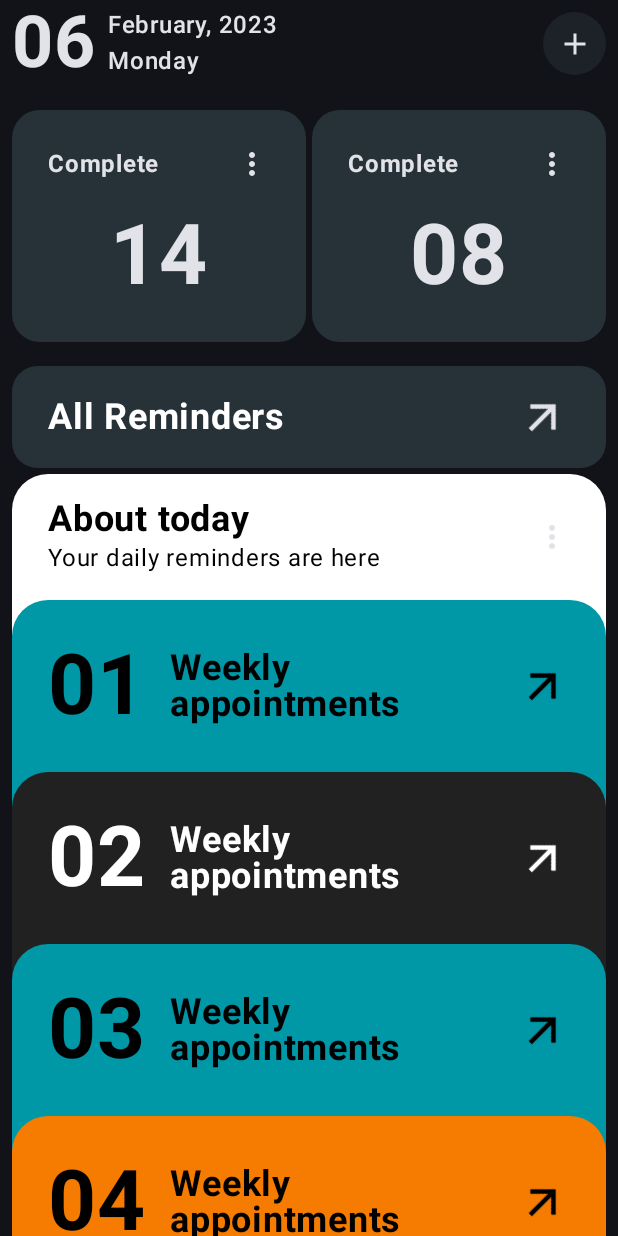
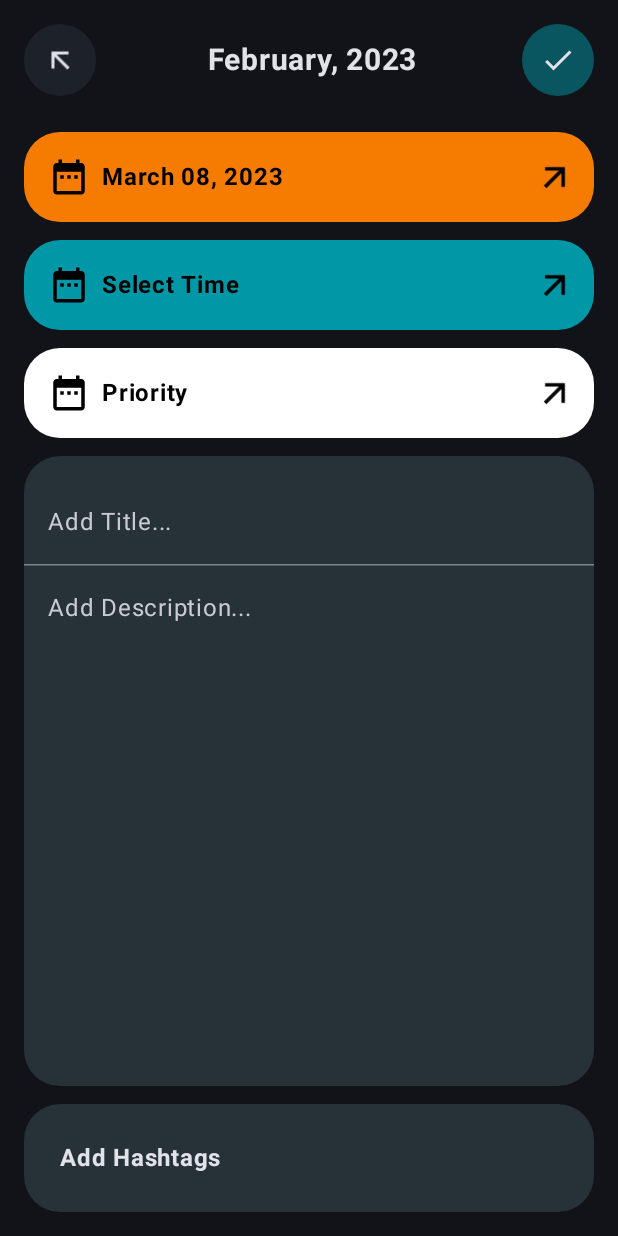
Before and after one commit to Oga-Emma/Reminda, an Android app built with Jetpack Compose: the screen it shows after launch (MainActivity), on a phone screen of 412 x 824 dp. Run offline under Robolectric (Android 15) with nearby library versions, the phone set to English and light mode, and no system bars.

Commit message:
Finished Editor screen UI

```diff
--- a/app/src/main/java/app/seven/reminda/MainActivity.kt
+++ b/app/src/main/java/app/seven/reminda/MainActivity.kt
@@ -8,15 +8,13 @@ import androidx.compose.foundation.layout.fillMaxSize
 import androidx.compose.foundation.layout.padding
 import androidx.compose.material3.Scaffold
 import androidx.compose.ui.Modifier
+import app.seven.reminda.presentation.screens.editorscreen.EditorScreen
 import app.seven.reminda.presentation.theme.RemindaTheme
-import app.seven.reminda.presentation.view.mainscreen.MainScreen
+import app.seven.reminda.presentation.screens.mainscreen.MainScreen
 
 class MainActivity : ComponentActivity() {
     override fun onCreate(savedInstanceState: Bundle?) {
         super.onCreate(savedInstanceState)
-
-//        UiModeManager.
-//        AppCompatDelegate.setDefaultNightMode(AppCompatDelegate.MODE_NIGHT_YES)
 
         enableEdgeToEdge()
         setContent {
@@ -24,7 +22,7 @@ class MainActivity : ComponentActivity() {
                 darkTheme = true
             ) {
                 Scaffold(modifier = Modifier.fillMaxSize()) { innerPadding ->
-                    MainScreen(
+                    EditorScreen(
                         modifier = Modifier.padding(innerPadding)
                     )
                 }
--- a/app/src/main/java/app/seven/reminda/presentation/component/CircularIcon.kt
+++ b/app/src/main/java/app/seven/reminda/presentation/components/CircularIcon.kt
@@ -1,4 +1,4 @@
-package app.seven.reminda.presentation.component
+package app.seven.reminda.presentation.components
 
 import androidx.compose.foundation.background
 import androidx.compose.foundation.layout.Box
@@ -21,6 +21,7 @@ import app.seven.reminda.util.RPreview
 
 @Composable
 fun CircularIcon(
+    modifier: Modifier = Modifier,
     icon: ImageVector,
     contentDescription: String,
     backgroundColor: Color,
@@ -32,11 +33,13 @@ fun CircularIcon(
                 color = backgroundColor.copy(alpha = 0.5f),
                 shape = RoundedCornerShape(50)
             )
-            .size(42.dp)
+            .size(48.dp)
     ) {
         Icon(
-            modifier = Modifier.align(Alignment.Center),
-            imageVector = icon, contentDescription = contentDescription, tint = tint
+            modifier = modifier.align(Alignment.Center),
+            imageVector = icon,
+            contentDescription = contentDescription,
+            tint = tint
         )
     }
 }
--- a/app/src/main/java/app/seven/reminda/presentation/view/mainscreen/components/HeaderArea.kt
+++ b/app/src/main/java/app/seven/reminda/presentation/components/RAppBar.kt
@@ -1,4 +1,4 @@
-package app.seven.reminda.presentation.view.mainscreen.components
+package app.seven.reminda.presentation.components
 
 import androidx.compose.foundation.layout.Box
 import androidx.compose.foundation.layout.Column
@@ -7,40 +7,48 @@ import androidx.compose.foundation.layout.Spacer
 import androidx.compose.foundation.layout.padding
 import androidx.compose.material.icons.Icons
 import androidx.compose.material.icons.filled.Add
+import androidx.compose.material.icons.filled.ArrowBack
+import androidx.compose.material.icons.filled.Check
 import androidx.compose.material3.MaterialTheme
 import androidx.compose.material3.Surface
 import androidx.compose.material3.Text
 import androidx.compose.runtime.Composable
 import androidx.compose.ui.Alignment
 import androidx.compose.ui.Modifier
+import androidx.compose.ui.draw.rotate
 import androidx.compose.ui.text.font.FontWeight
+import androidx.compose.ui.text.style.TextAlign
 import androidx.compose.ui.unit.dp
 import androidx.compose.ui.unit.sp
-import app.seven.reminda.presentation.component.CircularIcon
 import app.seven.reminda.presentation.theme.Pallet
 import app.seven.reminda.presentation.theme.RemindaTheme
 import app.seven.reminda.util.RPreview
 
 @Composable
-fun HeaderArea() {
+fun RAppBar(
+    title: String,
+    trailing: @Composable () -> Unit
+) {
     Box {
         Row(
             verticalAlignment = Alignment.CenterVertically
         ) {
-            Text("06", fontSize = 48.sp, fontWeight = FontWeight.Bold)
-            Spacer(modifier = Modifier.padding(4.dp))
-            Column(
-                modifier = Modifier.weight(1f)
-            ) {
-                Text("February, 2023", fontWeight = FontWeight.SemiBold)
-                Text("Monday", fontWeight = FontWeight.SemiBold)
-            }
-            Spacer(modifier = Modifier.padding(2.dp))
             CircularIcon(
-                icon = Icons.Default.Add,
+                modifier = Modifier.rotate(45f),
+                icon = Icons.Default.ArrowBack,
                 contentDescription = "add icon",
                 backgroundColor = Pallet.blueGrey
             )
+            Spacer(modifier = Modifier.padding(4.dp))
+            Text(
+                modifier = Modifier.weight(1f),
+                text = title,
+                fontWeight = FontWeight.Bold,
+                fontSize = 20.sp,
+                textAlign = TextAlign.Center
+            )
+            Spacer(modifier = Modifier.padding(2.dp))
+            trailing()
         }
     }
 
@@ -48,10 +56,19 @@ fun HeaderArea() {
 
 @RPreview
 @Composable
-fun HeadAreaPreview(){
+fun RAppBarPreview() {
     RemindaTheme {
         Surface(color = MaterialTheme.colorScheme.background) {
-            HeaderArea()
+            RAppBar(
+                title = "February, 2023",
+                trailing = {
+                    CircularIcon(
+                        icon = Icons.Default.Check,
+                        contentDescription = "add icon",
+                        backgroundColor = Pallet.blueGrey
+                    )
+                }
+            )
         }
     }
 }
--- /dev/null
+++ b/app/src/main/java/app/seven/reminda/presentation/components/RColor.kt
@@ -0,0 +1,8 @@
+package app.seven.reminda.presentation.components
+
+import androidx.compose.ui.graphics.Color
+
+data class RColor(
+    val backgroundColor: Color,
+    val fontColor: Color,
+)
--- /dev/null
+++ b/app/src/main/java/app/seven/reminda/presentation/components/TextCard.kt
@@ -0,0 +1,85 @@
+package app.seven.reminda.presentation.components
+
+import androidx.compose.foundation.background
+import androidx.compose.foundation.layout.Box
+import androidx.compose.foundation.layout.Row
+import androidx.compose.foundation.layout.Spacer
+import androidx.compose.foundation.layout.padding
+import androidx.compose.foundation.layout.size
+import androidx.compose.foundation.layout.width
+import androidx.compose.foundation.shape.RoundedCornerShape
+import androidx.compose.material.icons.Icons
+import androidx.compose.material.icons.automirrored.filled.ArrowForward
+import androidx.compose.material.icons.filled.DateRange
+import androidx.compose.material3.Icon
+import androidx.compose.material3.MaterialTheme
+import androidx.compose.material3.Surface
+import androidx.compose.material3.Text
+import androidx.compose.runtime.Composable
+import androidx.compose.ui.Alignment
+import androidx.compose.ui.Modifier
+import androidx.compose.ui.draw.rotate
+import androidx.compose.ui.graphics.Color
+import androidx.compose.ui.graphics.vector.ImageVector
+import androidx.compose.ui.text.font.FontWeight
+import androidx.compose.ui.unit.dp
+import androidx.compose.ui.unit.sp
+import app.seven.reminda.presentation.theme.Pallet
+import app.seven.reminda.presentation.theme.RemindaTheme
+import app.seven.reminda.util.RPreview
+
+@Composable
+fun TextCard(
+    text: String,
+    leadingIcon: ImageVector,
+    color: RColor
+) {
+    Box(
+        modifier = Modifier
+            .background(
+                color = color.backgroundColor,
+                shape = RoundedCornerShape(24.dp)
+            )
+    ) {
+        Row(
+            modifier = Modifier.padding(start = 16.dp, end = 12.dp, bottom = 16.dp, top = 16.dp),
+            verticalAlignment = Alignment.CenterVertically
+        ) {
+            Icon(
+                imageVector = leadingIcon,
+                contentDescription = "",
+                modifier = Modifier.size(28.dp),
+                tint = color.fontColor
+            )
+            Spacer(modifier = Modifier.width(8.dp))
+            Text(
+                text = text, fontWeight = FontWeight.Bold,
+                modifier = Modifier.weight(1f),
+                fontSize = 16.sp,
+                color = color.fontColor
+            )
+            Spacer(modifier = Modifier.width(16.dp))
+            Icon(
+                imageVector = Icons.AutoMirrored.Filled.ArrowForward,
+                contentDescription = "",
+                modifier = Modifier.size(28.dp)
+                    .rotate(-45f),
+                tint = color.fontColor
+            )
+        }
+    }
+}
+
+@Composable
+@RPreview
+fun TextCardPreview(){
+    RemindaTheme {
+        Surface(color = MaterialTheme.colorScheme.background) {
+            TextCard(
+                text = "Test",
+                leadingIcon = Icons.Default.DateRange,
+                color = RColor(backgroundColor = Pallet.cyan, fontColor = Color.Black)
+            )
+        }
+    }
+}
--- /dev/null
+++ b/app/src/main/java/app/seven/reminda/presentation/screens/completedscreen/CompletedScreen.kt
@@ -0,0 +1,4 @@
+package app.seven.reminda.presentation.screens.completedscreen
+
+class CompletedScreen {
+}
--- /dev/null
+++ b/app/src/main/java/app/seven/reminda/presentation/screens/editorscreen/EditorScreen.kt
@@ -0,0 +1,141 @@
+package app.seven.reminda.presentation.screens.editorscreen
+
+import androidx.compose.foundation.background
+import androidx.compose.foundation.layout.Box
+import androidx.compose.foundation.layout.Column
+import androidx.compose.foundation.layout.Spacer
+import androidx.compose.foundation.layout.fillMaxWidth
+import androidx.compose.foundation.layout.padding
+import androidx.compose.foundation.layout.size
+import androidx.compose.foundation.shape.RoundedCornerShape
+import androidx.compose.material.icons.Icons
+import androidx.compose.material.icons.filled.Check
+import androidx.compose.material.icons.filled.DateRange
+import androidx.compose.material3.HorizontalDivider
+import androidx.compose.material3.MaterialTheme
+import androidx.compose.material3.Surface
+import androidx.compose.material3.Text
+import androidx.compose.material3.TextField
+import androidx.compose.material3.TextFieldDefaults
+import androidx.compose.runtime.Composable
+import androidx.compose.runtime.getValue
+import androidx.compose.runtime.mutableStateOf
+import androidx.compose.runtime.remember
+import androidx.compose.runtime.setValue
+import androidx.compose.ui.Modifier
+import androidx.compose.ui.graphics.Color
+import androidx.compose.ui.text.font.FontWeight
+import androidx.compose.ui.unit.dp
+import app.seven.reminda.presentation.components.CircularIcon
+import app.seven.reminda.presentation.components.RAppBar
+import app.seven.reminda.presentation.components.RColor
+import app.seven.reminda.presentation.components.TextCard
+import app.seven.reminda.presentation.theme.Pallet
+import app.seven.reminda.presentation.theme.RemindaTheme
+import app.seven.reminda.util.RPreview
+
+@Composable
+fun EditorScreen(
+    modifier: Modifier = Modifier
+) {
+    var title by remember { mutableStateOf("") }
+    var description by remember { mutableStateOf("") }
+
+    Column(
+        modifier = modifier.padding(16.dp)
+    ) {
+        RAppBar(
+            title = "February, 2023",
+            trailing = {
+                CircularIcon(
+                    icon = Icons.Default.Check,
+                    contentDescription = "add icon",
+                    backgroundColor = Pallet.cyan
+                )
+            }
+        )
+        Spacer(modifier = Modifier.size(24.dp))
+        TextCard(
+            text = "March 08, 2023",
+            leadingIcon = Icons.Default.DateRange,
+            color = RColor(backgroundColor = Pallet.orange, fontColor = Color.Black)
+        )
+        Spacer(modifier = Modifier.size(12.dp))
+        TextCard(
+            text = "Select Time",
+            leadingIcon = Icons.Default.DateRange,
+            color = RColor(backgroundColor = Pallet.cyan, fontColor = Color.Black)
+        )
+        Spacer(modifier = Modifier.size(12.dp))
+        TextCard(
+            text = "Priority",
+            leadingIcon = Icons.Default.DateRange,
+            color = RColor(backgroundColor = Color.White, fontColor = Color.Black)
+        )
+        Spacer(modifier = Modifier.size(12.dp))
+        Box(
+            modifier = Modifier
+                .weight(1f)
+                .background(
+                    color = Pallet.blueGrey,
+                    shape = RoundedCornerShape(24.dp)
+                )
+        ) {
+            Column(
+                modifier = Modifier.padding(vertical = 16.dp)
+            ) {
+                val color = TextFieldDefaults.colors(
+                    focusedIndicatorColor = Color.Transparent,
+                    unfocusedIndicatorColor = Color.Transparent,
+                    disabledIndicatorColor = Color.Transparent,
+                    focusedContainerColor = Color.Transparent,
+                    unfocusedContainerColor = Color.Transparent,
+                )
+                TextField(
+                    modifier = Modifier.fillMaxWidth(),
+                    colors = color,
+                    value = title,
+                    placeholder = {
+                        Text("Add Title...")
+                    },
+                    onValueChange = { title = it }
+                )
+                HorizontalDivider()
+                TextField(
+                    modifier = Modifier.fillMaxWidth(),
+                    value = description,
+                    colors = color,
+                    placeholder = {
+                        Text("Add Description...")
+                    },
+                    onValueChange = { description = it }
+                )
+            }
+        }
+        Spacer(modifier = Modifier.size(12.dp))
+        Box(
+            modifier = Modifier
+                .background(
+                    color = Pallet.blueGrey,
+                    shape = RoundedCornerShape(24.dp)
+                ).fillMaxWidth()
+        ) {
+            Column(
+                modifier = Modifier.padding(24.dp)
+            ) {
+                Text("Add Hashtags", fontWeight = FontWeight.Bold)
+            }
+        }
+    }
+}
+
+@RPreview
+@Composable
+fun EditorScreenPreview() {
+    RemindaTheme {
+        Surface(color = MaterialTheme.colorScheme.background) {
+
+            EditorScreen()
+        }
+    }
+}
--- /dev/null
+++ b/app/src/main/java/app/seven/reminda/presentation/screens/mainscreen/components/HeaderArea.kt
@@ -0,0 +1,57 @@
+package app.seven.reminda.presentation.screens.mainscreen.components
+
+import androidx.compose.foundation.layout.Box
+import androidx.compose.foundation.layout.Column
+import androidx.compose.foundation.layout.Row
+import androidx.compose.foundation.layout.Spacer
+import androidx.compose.foundation.layout.padding
+import androidx.compose.material.icons.Icons
+import androidx.compose.material.icons.filled.Add
+import androidx.compose.material3.MaterialTheme
+import androidx.compose.material3.Surface
+import androidx.compose.material3.Text
+import androidx.compose.runtime.Composable
+import androidx.compose.ui.Alignment
+import androidx.compose.ui.Modifier
+import androidx.compose.ui.text.font.FontWeight
+import androidx.compose.ui.unit.dp
+import androidx.compose.ui.unit.sp
+import app.seven.reminda.presentation.components.CircularIcon
+import app.seven.reminda.presentation.theme.Pallet
+import app.seven.reminda.presentation.theme.RemindaTheme
+import app.seven.reminda.util.RPreview
+
+@Composable
+fun HeaderArea() {
+    Box {
+        Row(
+            verticalAlignment = Alignment.CenterVertically
+        ) {
+            Text("06", fontSize = 48.sp, fontWeight = FontWeight.Bold)
+            Spacer(modifier = Modifier.padding(4.dp))
+            Column(
+                modifier = Modifier.weight(1f)
+            ) {
+                Text("February, 2023", fontWeight = FontWeight.SemiBold)
+                Text("Monday", fontWeight = FontWeight.SemiBold)
+            }
+            Spacer(modifier = Modifier.padding(2.dp))
+            CircularIcon(
+                icon = Icons.Default.Add,
+                contentDescription = "add icon",
+                backgroundColor = Pallet.blueGrey
+            )
+        }
+    }
+
+}
+
+@RPreview
+@Composable
+fun HeadAreaPreview(){
+    RemindaTheme {
+        Surface(color = MaterialTheme.colorScheme.background) {
+            HeaderArea()
+        }
+    }
+}
--- a/app/src/main/java/app/seven/reminda/presentation/view/mainscreen/components/ReminderCountArea.kt
+++ b/app/src/main/java/app/seven/reminda/presentation/screens/mainscreen/components/ReminderCountArea.kt
@@ -1,4 +1,4 @@
-package app.seven.reminda.presentation.view.mainscreen.components
+package app.seven.reminda.presentation.screens.mainscreen.components
 
 import androidx.compose.foundation.background
 import androidx.compose.foundation.clickable
--- a/app/src/main/java/app/seven/reminda/presentation/view/mainscreen/components/TodayReminderListArea.kt
+++ b/app/src/main/java/app/seven/reminda/presentation/screens/mainscreen/components/TodayReminderListArea.kt
@@ -1,4 +1,4 @@
-package app.seven.reminda.presentation.view.mainscreen.components
+package app.seven.reminda.presentation.screens.mainscreen.components
 
 import androidx.compose.foundation.background
 import androidx.compose.foundation.layout.Box
@@ -26,6 +26,7 @@ import androidx.compose.ui.graphics.Color
 import androidx.compose.ui.text.font.FontWeight
 import androidx.compose.ui.unit.dp
 import androidx.compose.ui.unit.sp
+import app.seven.reminda.presentation.components.RColor
 import app.seven.reminda.presentation.theme.Pallet
 import app.seven.reminda.presentation.theme.RemindaTheme
 import app.seven.reminda.util.RPreview
@@ -159,8 +160,3 @@ fun TodayReminderListAreaPreview() {
         }
     }
 }
-
-data class RColor(
-    val backgroundColor: Color,
-    val fontColor: Color,
-)
--- /dev/null
+++ b/app/src/main/java/app/seven/reminda/presentation/screens/scheduledscreen/ScheduledScreen.kt
@@ -0,0 +1,4 @@
+package app.seven.reminda.presentation.screens.scheduledscreen
+
+class ScheduledScreen {
+}
--- a/app/src/main/java/app/seven/reminda/presentation/view/completedscreen/CompletedScreen.kt
+++ /dev/null
@@ -1,4 +0,0 @@
-package app.seven.reminda.presentation.view.completedscreen
-
-class CompletedScreen {
-}
--- a/app/src/main/java/app/seven/reminda/presentation/view/editorscreen/EditorScreen.kt
+++ /dev/null
@@ -1,8 +0,0 @@
-package app.seven.reminda.presentation.view.editorscreen
-
-import androidx.compose.runtime.Composable
-
-@Composable
-fun EditorScreen() {
-
-}
--- a/app/src/main/java/app/seven/reminda/presentation/view/scheduledscreen/ScheduledScreen.kt
+++ /dev/null
@@ -1,4 +0,0 @@
-package app.seven.reminda.presentation.view.scheduledscreen
-
-class ScheduledScreen {
-}
```
Also changed, not shown: app/src/main/java/app/seven/reminda/presentation/screens/mainscreen/MainScreen.kt (renamed from app/src/main/java/app/seven/reminda/presentation/view/mainscreen/MainScreen.kt, +6 -6 lines).
